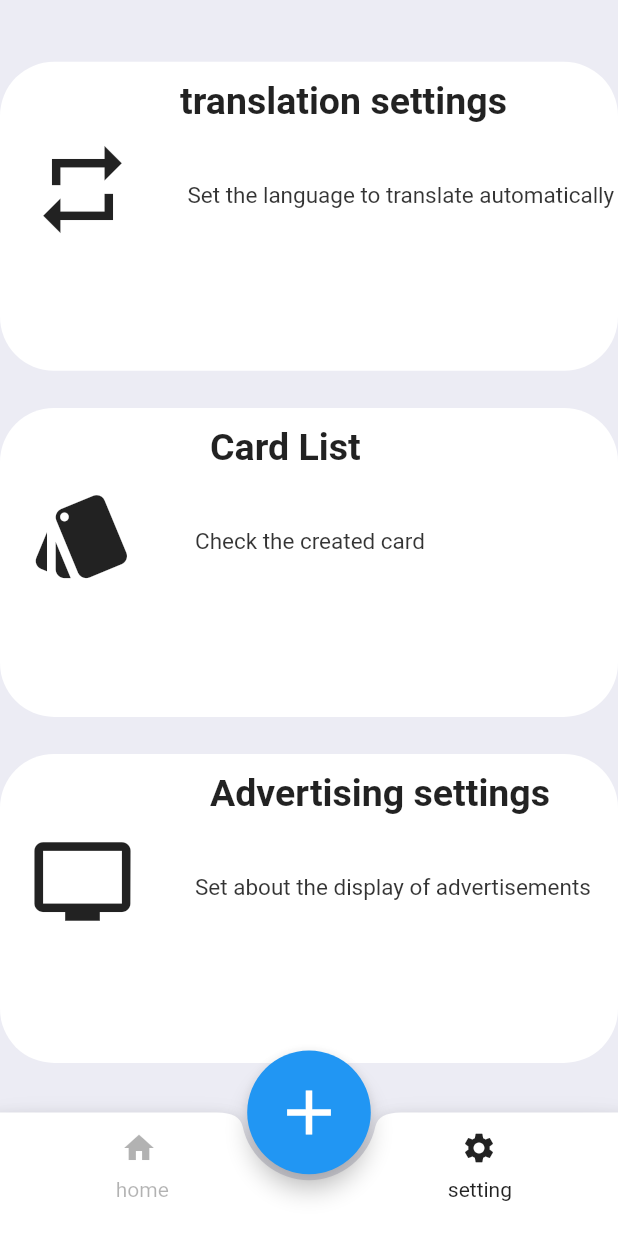
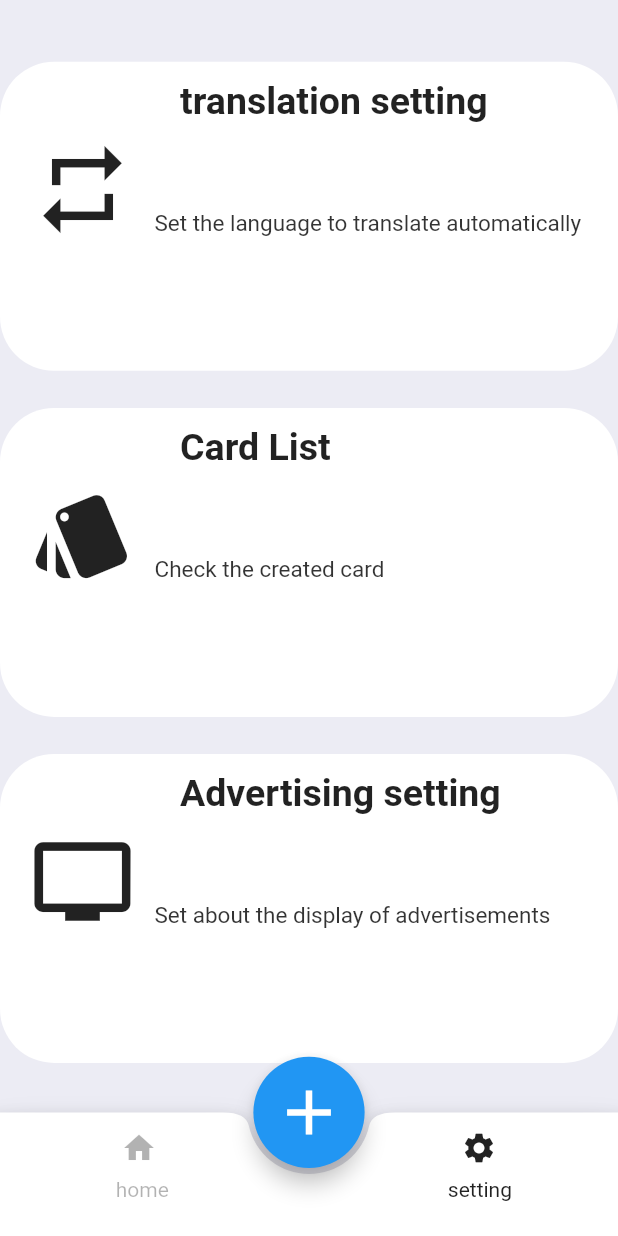
Before and after one commit to iisyos/flutter_app34, a Flutter app: the screen it shows after launch, after a tap on the "settings" icon, on a phone screen of 412 x 824 dp. Run offline on Flutter 3.47's test engine with Material 2 defaults, Android fonts, the phone set to English and light mode, and no system bars; drawn by our look-alikes of auto_size_text; our stand-ins replace flutter_icons, shared_preferences, sqflite; missing offline and left inert: firebase_admob, receive_sharing_intent, transformer_page_view, translator; accounts and stored records are empty.

Commit message:
width,height,others

```diff
--- a/lib/main.dart
+++ b/lib/main.dart
@@ -133,14 +133,12 @@ class _MypageState extends State<Mypage> {
 
       bottomNavigationBar:BottomAppBar1(size: size),
       floatingActionButton: Container(
-          height: size.height*0.12,
-          width: size.width*0.2,
+          height: size.height*0.15,
+          width: size.width*0.18,
           child:FloatingActionButton(
             onPressed: () {
 
               showDialog(context: context,builder: (BuildContext context) =>plusdialog());
-
-
             },
             child:Icon(Icons.add,size: 50,),
           )),
@@ -216,7 +214,7 @@ class _homebodyState extends State<homebody> {
 
         child: Column(
           children: [
-            Container(height: size.height*0.032,),
+            Container(height: size.height*0.01,),
 
 
             Container(
@@ -244,7 +242,11 @@ class _homebodyState extends State<homebody> {
               height: size.height*0.02,
             ),
 
-            Container(height: 200, child:Flagg_CardWidget(size:size,position: 0)
+            Row(
+              children: [Container(height: 200,width: size.width*0.07,),
+                Container(height: 200, width: size.width*0.93,child:Flagg_CardWidget(size:size,position: 0)
+                ),
+              ],
             ),
             Container(
               height: size.height*0.05,
@@ -271,7 +273,7 @@ class _homebodyState extends State<homebody> {
               height: size.height*0.02,
             ),
             Container(
-              height: 200,
+              height: size.height*0.26,
               child: PageView(
               controller: PageController(viewportFraction: 0.8,initialPage: 2),
               scrollDirection: Axis.horizontal,
@@ -285,10 +287,6 @@ class _homebodyState extends State<homebody> {
               ]
           ),
         ),
-            Container(
-              height: size.height*0.05,
-            ),
-
           ],
 
           // bodywidget()
@@ -328,7 +326,9 @@ class Flagg_CardWidget extends StatelessWidget {
             },
             child:Hero(
               tag:"card",
-              child:Stack(children:[
+              child:Scaffold(
+                backgroundColor: Color(0XFFececf4),
+                body: Stack(children:[
                   Container(
                     margin: EdgeInsets.symmetric(horizontal: 10),
                     width: size.width*0.8,
@@ -347,10 +347,10 @@ class Flagg_CardWidget extends StatelessWidget {
                     top: 15,right: 30,child: Icon(Icons.flag,color: Color(0XFF646464)),
                   ),
                   Positioned(
-                    top: 20,left: 30,
+                      top: size.height*0.025,left: size.width*0.065,
                       child: Container(
-                      width: 22.0,
-                      height: 22.0,
+                        width: size.height*0.04,
+                        height: size.width*0.05,
                         decoration: BoxDecoration(
                           color: Color(0XFFf4ecf4),
 
@@ -359,6 +359,7 @@ class Flagg_CardWidget extends StatelessWidget {
                         ),
                       )) ,
                 ]),
+              ),
             )),
       ]);
 
@@ -397,7 +398,9 @@ class CardWidget extends StatelessWidget {
             },
               child:Hero(
                 tag:"card"+position.toString(),
-              child:Stack(children:[
+              child:Scaffold(
+                backgroundColor: Color(0XFFececf4),
+                body: Stack(children:[
                   Container(
             margin: EdgeInsets.symmetric(horizontal: 10),
             width: size.width*0.8,
@@ -415,10 +418,10 @@ class CardWidget extends StatelessWidget {
 
           ),
                   Positioned(
-                  top: 20,left: 30,
+                      top: size.height*0.025,left: size.width*0.065,
                     child: Container(
-                    width: 22.0,
-                    height: 22.0,
+                      width: size.height*0.04,
+                      height: size.width*0.05,
                       decoration: BoxDecoration(
                         color: Color(0XFFf4ecf4),
 
@@ -427,7 +430,7 @@ class CardWidget extends StatelessWidget {
                       ),
                     )) ,
                   Positioned(
-                right:10,top: 62,
+                  right:size.width*0.02,top: size.height*0.09,
                   child:RaisedButton(
                     child: Icon(Icons.edit,size: 23,),
                     color: position==4?Colors.orange:position==5?Colors.purpleAccent:position==0?Colors.white:position==1?Colors.blue:Colors.red,
@@ -442,6 +445,7 @@ class CardWidget extends StatelessWidget {
                     },
                   ),)
                 ]),
+              ),
               )),
     ]);
 
--- a/lib/screen/setting/ad_screen.dart
+++ b/lib/screen/setting/ad_screen.dart
@@ -5,6 +5,8 @@ import 'package:flutter_app34/ad_manager.dart';
 import 'package:firebase_admob/firebase_admob.dart';
 import 'package:shared_preferences/shared_preferences.dart';
 import "package:flutter_app34/screen/settings_screen.dart";
+import 'package:auto_size_text/auto_size_text.dart';
+
 class Ad_screen extends StatefulWidget {
   @override
   _Ad_screenState createState() => _Ad_screenState();
@@ -104,7 +106,9 @@ class _Ad_screenState extends State<Ad_screen> {
         Container(height: size.height*0.05,)
         ,Container(
           alignment: Alignment.center,
-          child:Text(Localized.of(context).text4,style: TextStyle(fontSize: 18),)
+          child:Container(
+              width: size.width*0.9,
+              child: AutoSizeText(Localized.of(context).text4,maxLines: 1,style: TextStyle(fontSize: 18),))
         ),
         Container(height: size.height*0.05,),
         Container(
--- a/lib/screen/settings_screen.dart
+++ b/lib/screen/settings_screen.dart
@@ -5,6 +5,8 @@ import 'package:flutter_app34/screen/setting/all_card.dart';
 import "package:flutter_app34/screen/setting/ad_screen.dart";
 import "package:flutter_app34/screen/setting/setting.dart";
 import 'package:flutter_localizations/flutter_localizations.dart';
+import 'package:auto_size_text/auto_size_text.dart';
+
 
 class settings_screen extends StatelessWidget {
   @override
@@ -30,13 +32,17 @@ class settings_screen extends StatelessWidget {
                 child: Stack(
                   children: [
                     Positioned(top: 12,left: 120,
-                    child: Text(Localized.of(context).title1,style: TextStyle(fontSize: 25,fontWeight: FontWeight.bold),),),
+                    child: Container(
+                        height: size.height*0.05,width: size.width*0.55,
+                        child: AutoSizeText(Localized.of(context).title1,maxLines:1,style: TextStyle(fontSize: 25,fontWeight: FontWeight.bold),)),),
                     Positioned(top:50 ,left: 20,
                     child:Icon(Icons.repeat,size: 70),),
-                    Positioned(top:80,left: 125,
-                    child: Text(Localized.of(context).text1,style: TextStyle(
-                      color: Colors.black.withOpacity(0.8),fontSize: 15
-                    ),),)
+                    Positioned(top:size.height*0.12,left: size.width*0.25,
+                    child: Container(width: size.width*0.7,height: size.height*0.1,
+                      child: AutoSizeText(Localized.of(context).text1,maxLines: 1,style: TextStyle(
+                        color: Colors.black.withOpacity(0.8),fontSize: 15
+                      ),),
+                    ),)
 
                   ],
                 ),
@@ -45,7 +51,10 @@ class settings_screen extends StatelessWidget {
             Container(height: size.height*0.03,),
             GestureDetector(
               onTap: (){
-              Navigator.push(context, MaterialPageRoute(builder: (context) => setting_all_card()));
+              Navigator.push(context, MaterialPageRoute(builder: (context) => setting_all_card(),
+                fullscreenDialog: false,
+
+              ));
               },
               child: Container(
                 height: size.height*0.25,
@@ -55,12 +64,12 @@ class settings_screen extends StatelessWidget {
                 ),
                 child: Stack(
                   children: [
-                    Positioned(top: 12,left: 140,
-                      child: Text(Localized.of(context).title2,style: TextStyle(fontSize: 25,fontWeight: FontWeight.bold),),),
+                    Positioned(top: 12,left: 120,
+                      child: AutoSizeText(Localized.of(context).title2,style: TextStyle(fontSize: 25,fontWeight: FontWeight.bold),maxLines: 1,),),
                     Positioned(top:50 ,left: 20,
                       child:Icon(Icons.style,size: 70),),
-                    Positioned(top:80,left: 130,
-                      child: Text(Localized.of(context).text2,style: TextStyle(
+                    Positioned(top:size.height*0.12,left: size.width*0.25,
+                      child: AutoSizeText(Localized.of(context).text2,maxLines: 1,style: TextStyle(
                           color: Colors.black.withOpacity(0.8),fontSize: 15
                       ),),)
 
@@ -81,12 +90,12 @@ class settings_screen extends StatelessWidget {
                 ),
                 child: Stack(
                   children: [
-                    Positioned(top: 12,left: 140,
-                      child: Text(Localized.of(context).title3,style: TextStyle(fontSize: 25,fontWeight: FontWeight.bold),),),
+                    Positioned(top: 12,left: 120,
+                      child: AutoSizeText(Localized.of(context).title3,maxLines:1,style: TextStyle(fontSize: 25,fontWeight: FontWeight.bold),),),
                     Positioned(top:50 ,left: 20,
                       child:Icon(Icons.tv,size: 70),),
-                    Positioned(top:80,left: 130,
-                      child: Text(Localized.of(context).text3,style: TextStyle(
+                    Positioned(top:size.height*0.12,left: size.width*0.25,
+                      child: AutoSizeText(Localized.of(context).text3,maxLines:1,style: TextStyle(
                           color: Colors.black.withOpacity(0.8),fontSize: 15
                       ),),)
 
@@ -113,124 +122,134 @@ class Localized {
 
   static Map<String, Map<String, String>> _localizedValues = {
     'en': {
-      'title1': 'translation settings',
+      'title1': 'translation setting',
       "text1":"Set the language to translate automatically",
       'title2': 'Card List',
       "text2":"Check the created card",
-      'title3': 'Advertising settings',
+      'title3': 'Advertising setting',
       "text3":"Set about the display of advertisements",
 
-      "text4":"If you look at the ad three times, all the ads will disappear",
+      "text4":"Watch the ad 3 times, all the ads disappear",
       "text5":"watch",
       "text6":"delete"
+      , "note":"Set the language you wanna translate source, and set the translated language target"
     },
     'de': {
-      'title1': 'translation settings',
+      'title1': 'translation setting',
       "text1":"Set the language to translate automatically",
       'title2': 'Card List',
       "text2":"Check the created card",
-      'title3': 'Advertising settings',
+      'title3': 'Advertising setting',
       "text3":"Set about the display of advertisements",
 
-      "text4":"If you look at the ad three times, all the ads will disappear",
+      "text4":"Watch the ad 3 times, all the ads disappear",
       "text5":"watch",
       "text6":"delete"
+      , "note":"Set the language you wanna translate source, and set the translated language target"
     },
     'es': {
-      'title1': 'translation settings',
+      'title1': 'translation setting',
       "text1":"Set the language to translate automatically",
       'title2': 'Card List',
       "text2":"Check the created card",
-      'title3': 'Advertising settings',
+      'title3': 'Advertising setting',
       "text3":"Set about the display of advertisements",
 
-      "text4":"If you look at the ad three times, all the ads will disappear",
+      "text4":"Watch the ad 3 times, all the ads disappear",
       "text5":"watch",
       "text6":"delete"
+      , "note":"Set the language you wanna translate source, and set the translated language target"
     },
     'fr': {
-      'title1': 'translation settings',
+      'title1': 'translation setting',
       "text1":"Set the language to translate automatically",
       'title2': 'Card List',
       "text2":"Check the created card",
-      'title3': 'Advertising settings',
+      'title3': 'Advertising setting',
       "text3":"Set about the display of advertisements",
 
-      "text4":"If you look at the ad three times, all the ads will disappear",
+      "text4":"Watch the ad 3 times, all the ads disappear",
       "text5":"watch",
       "text6":"delete"
+      , "note":"Set the language you wanna translate source, and set the translated language target"
     },
     'zh': {
-      'title1': 'translation settings',
+      'title1': 'translation setting',
       "text1":"Set the language to translate automatically",
       'title2': 'Card List',
       "text2":"Check the created card",
-      'title3': 'Advertising settings',
+      'title3': 'Advertising setting',
       "text3":"Set about the display of advertisements",
 
-      "text4":"If you look at the ad three times, all the ads will disappear",
+      "text4":"Watch the ad 3 times, all the ads disappear",
       "text5":"watch",
       "text6":"delete"
+      , "note":"Set the language you wanna translate source, and set the translated language target"
     },
     'ru': {
-      'title1': 'translation settings',
+      'title1': 'translation setting',
       "text1":"Set the language to translate automatically",
       'title2': 'Card List',
       "text2":"Check the created card",
-      'title3': 'Advertising settings',
+      'title3': 'Advertising setting',
       "text3":"Set about the display of advertisements",
 
-      "text4":"If you look at the ad three times, all the ads will disappear",
+      "text4":"Watch the ad 3 times, all the ads disappear",
       "text5":"watch",
       "text6":"delete"
+      , "note":"Set the language you wanna translate source, and set the translated language target"
     },
     'ko': {
-      'title1': 'translation settings',
+      'title1': 'translation setting',
       "text1":"Set the language to translate automatically",
       'title2': 'Card List',
       "text2":"Check the created card",
-      'title3': 'Advertising settings',
+      'title3': 'Advertising setting',
       "text3":"Set about the display of advertisements",
 
-      "text4":"If you look at the ad three times, all the ads will disappear",
+      "text4":"Watch the ad 3 times, all the ads disappear",
       "text5":"watch",
       "text6":"delete"
+      , "note":"Set the language you wanna translate source, and set the translated language target"
     },
     'hi': {
-      'title1': 'translation settings',
+      'title1': 'translation setting',
       "text1":"Set the language to translate automatically",
       'title2': 'Card List',
       "text2":"Check the created card",
-      'title3': 'Advertising settings',
+      'title3': 'Advertising setting',
       "text3":"Set about the display of advertisements",
 
-      "text4":"If you look at the ad three times, all the ads will disappear",
+      "text4":"Watch the ad 3 times, all the ads disappear",
       "text5":"watch",
       "text6":"delete"
+      , "note":"Set the language you wanna translate source, and set the translated language target"
     },
     'vi': {
-      'title1': 'translation settings',
+      'title1': 'translation setting',
       "text1":"Set the language to translate automatically",
       'title2': 'Card List',
       "text2":"Check the created card",
-      'title3': 'Advertising settings',
+      'title3': 'Advertising setting',
       "text3":"Set about the display of advertisements",
 
-      "text4":"If you look at the ad three times, all the ads will disappear",
+      "text4":"Watch the ad 3 times, all the ads disappear",
       "text5":"watch",
       "text6":"delete"
+      , "note":"Set the language you wanna translate source, and set the translated language target"
     },
     'th': {
-      'title1': 'translation settings',
+      'title1': 'translation setting',
       "text1":"Set the language to translate automatically",
       'title2': 'Card List',
       "text2":"Check the created card",
-      'title3': 'Advertising settings',
+      'title3': 'Advertising setting',
       "text3":"Set about the display of advertisements",
 
-      "text4":"If you look at the ad three times, all the ads will disappear",
+      "text4":"Watch the ad 3 times, all the ads disappear",
       "text5":"watch",
       "text6":"delete"
+      , "note":"Set the language you wanna translate source, and set the translated language target"
     },
     'ja': {
       'title1': '自動翻訳の設定',
@@ -242,7 +261,8 @@ class Localized {
 
       "text4":"広告を三回見るとすべての広告が消えます",
       "text5":"広告を見る",
-      "text6":"広告を消す"
+      "text6":"広告を消す",
+      "note":"翻訳したい言語をsorce,翻訳後の言語をtargetにセットしてください"
     },
   };
 
@@ -273,6 +293,9 @@ class Localized {
   String get text6 {
     return _localizedValues[locale.languageCode]['text6'];
   }
+  String get note {
+    return _localizedValues[locale.languageCode]['note'];
+  }
 
 }
 class SampleLocalizationsDelegate extends LocalizationsDelegate<Localized> {
--- a/lib/transformer/transformer.dart
+++ b/lib/transformer/transformer.dart
@@ -23,7 +23,8 @@ class DeepthPageTransformer extends PageTransformer {
         ),
       );
     } else if (position <= 1) {
-      const double MIN_SCALE = 0.75;
+      const double MIN_SCALE = 0.05;
+      // default value is 0.75.
       // Scale the page down (between MIN_SCALE and 1)
       double scaleFactor = MIN_SCALE + (1 - MIN_SCALE) * (1 - position);
 
```
Also changed, not shown: lib/screen/flagged_card.dart (+175 -120 lines), lib/screen/screen.dart (+13 -13 lines), lib/screen/setting/all_card.dart (+17 -17 lines), lib/screen/setting/setting.dart (+52 -20 lines). Lines whose indentation alone changed are shown as unchanged.
